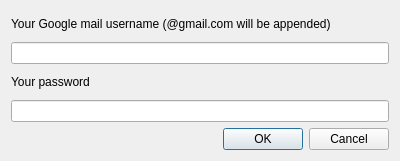
First picture: the form in contacts/GoogleData.ui, repository KDE/akonadi-googledata-resource, before the edit.
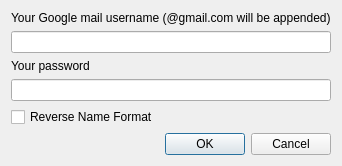
Second picture: the form after the edit.

Commit message: Added support for Reverse Name format (it is for user who have on gmail saved for all contacts family name before given name)

```diff
--- a/contacts/GoogleData.ui
+++ b/contacts/GoogleData.ui
@@ -2,18 +2,10 @@
 <ui version="4.0">
  <class>dlgGoogleDataConf</class>
  <widget class="QDialog" name="dlgGoogleDataConf">
-  <property name="geometry">
-   <rect>
-    <x>0</x>
-    <y>0</y>
-    <width>400</width>
-    <height>161</height>
-   </rect>
-  </property>
   <property name="windowTitle">
    <string>Dialog</string>
   </property>
-  <layout class="QVBoxLayout" name="verticalLayout_3">
+  <layout class="QVBoxLayout" name="verticalLayout_4">
    <item>
     <layout class="QVBoxLayout" name="verticalLayout">
      <item>
@@ -52,6 +44,17 @@
      </item>
     </layout>
    </item>
+   <item>
+    <layout class="QVBoxLayout" name="verticalLayout_3">
+     <item>
+      <widget class="QCheckBox" name="reverseName">
+       <property name="text">
+        <string>Reverse Name Format</string>
+       </property>
+      </widget>
+     </item>
+    </layout>
+   </item>
    <item>
     <widget class="QDialogButtonBox" name="buttonBox">
      <property name="standardButtons">
```
The commit also changes 4 other files.
